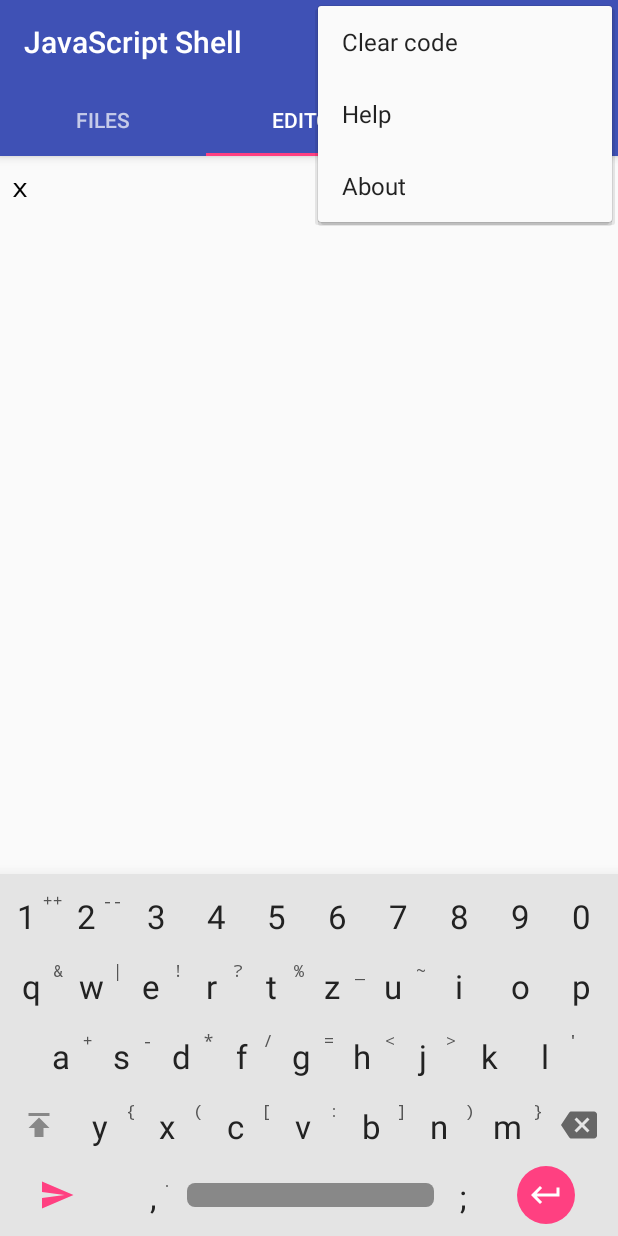
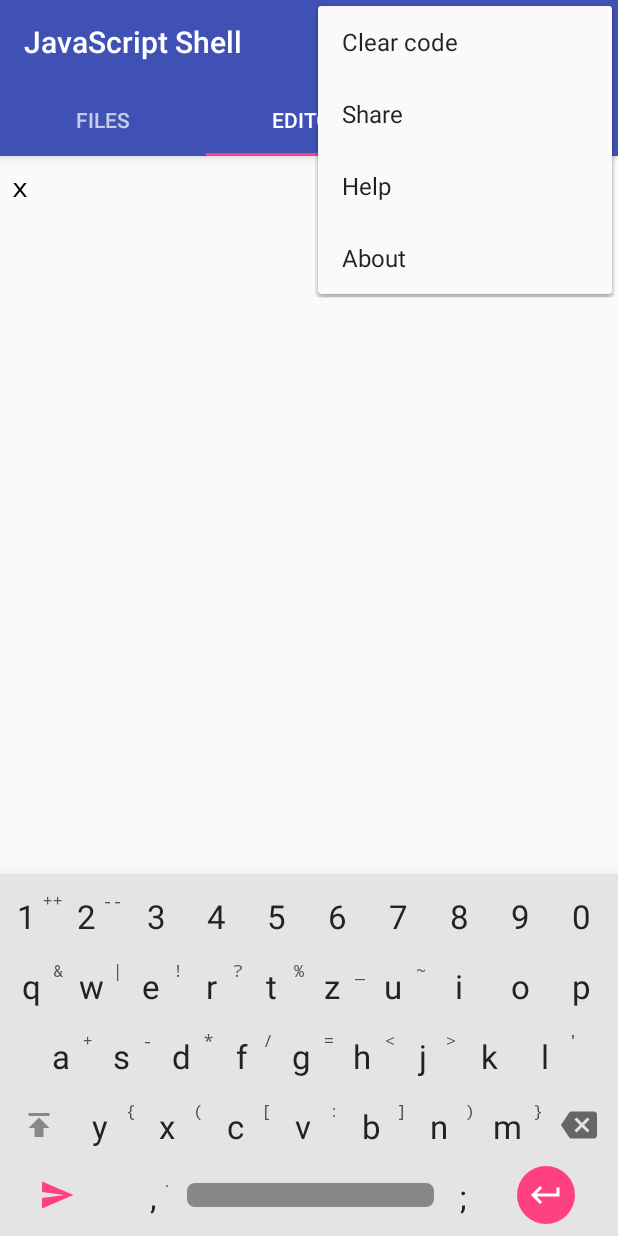
Before and after one commit to Jim-Eckerlein/javascript-mini-ide, an Android app: the screen it shows after launch (MainActivity), with the options menu open, on a phone screen of 412 x 824 dp. Run offline under Robolectric (Android 15) with nearby library versions, the phone set to English and light mode, and no system bars.

Commit message:
Add code sharing functionality

```diff
--- a/app/src/main/res/menu/toolbar_editor.xml
+++ b/app/src/main/res/menu/toolbar_editor.xml
@@ -6,33 +6,38 @@
     <item
         android:id="@+id/action_undo"
         android:icon="@drawable/undo"
-        android:title="Undo"
+        android:title="@string/action_undo"
         app:showAsAction="ifRoom"/>
 
     <!-- Format -->
     <item
         android:id="@+id/action_format_code"
         android:icon="@drawable/format"
-        android:title="Format code"
+        android:title="@string/action_format_code"
         app:showAsAction="ifRoom"/>
 
     <!-- Clear -->
     <item
         android:id="@+id/action_clear_code"
         android:icon="@drawable/clear"
-        android:title="Clear code"
+        android:title="@string/action_clear_code"
         app:showAsAction="ifRoom"/>
+
+    <!-- Share -->
+    <item
+        android:id="@+id/action_share"
+        android:title="@string/action_share"/>
 
     <!-- Help -->
     <item
         android:id="@+id/action_help"
-        android:title="Help"
+        android:title="@string/action_help"
         app:showAsAction="never"/>
 
     <!-- About -->
     <item
         android:id="@+id/action_about"
-        android:title="About"
+        android:title="@string/action_about"
         app:showAsAction="never"/>
 
 </menu>
--- a/app/src/main/res/values/strings.xml
+++ b/app/src/main/res/values/strings.xml
@@ -10,6 +10,12 @@
     <string name="help_run">Run your script. Leaving the run tab will immediately stop the script execution.</string>
     <string name="about_github_link">GitHub</string>
     <string name="about_j2v8_link">J2V8</string>
+    <string name="action_share">Share</string>
+    <string name="action_help">Help</string>
+    <string name="action_about">About</string>
+    <string name="action_clear_code">Clear code</string>
+    <string name="action_format_code">Format code</string>
+    <string name="action_undo">Undo</string>
     <string-array name="examples_array">
         <item>Demo</item>
         <item>Print</item>
```
Also changed, not shown: app/src/main/java/com/example/jimec/javascriptshell/MainActivity.java (+12 -4 lines).
